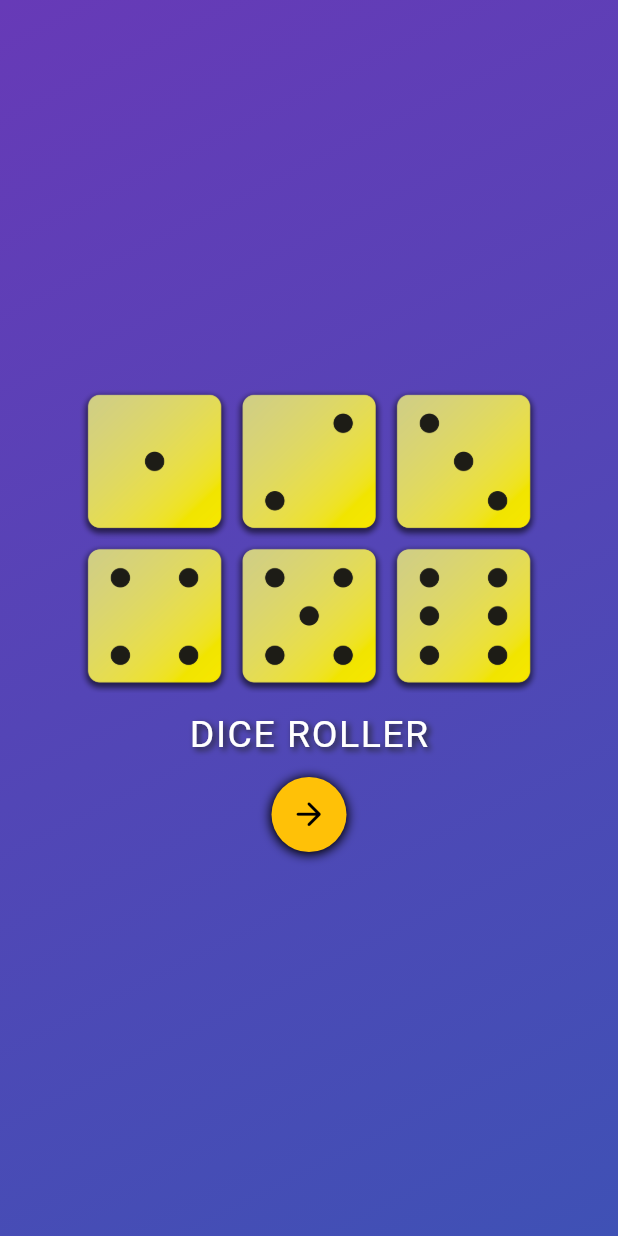
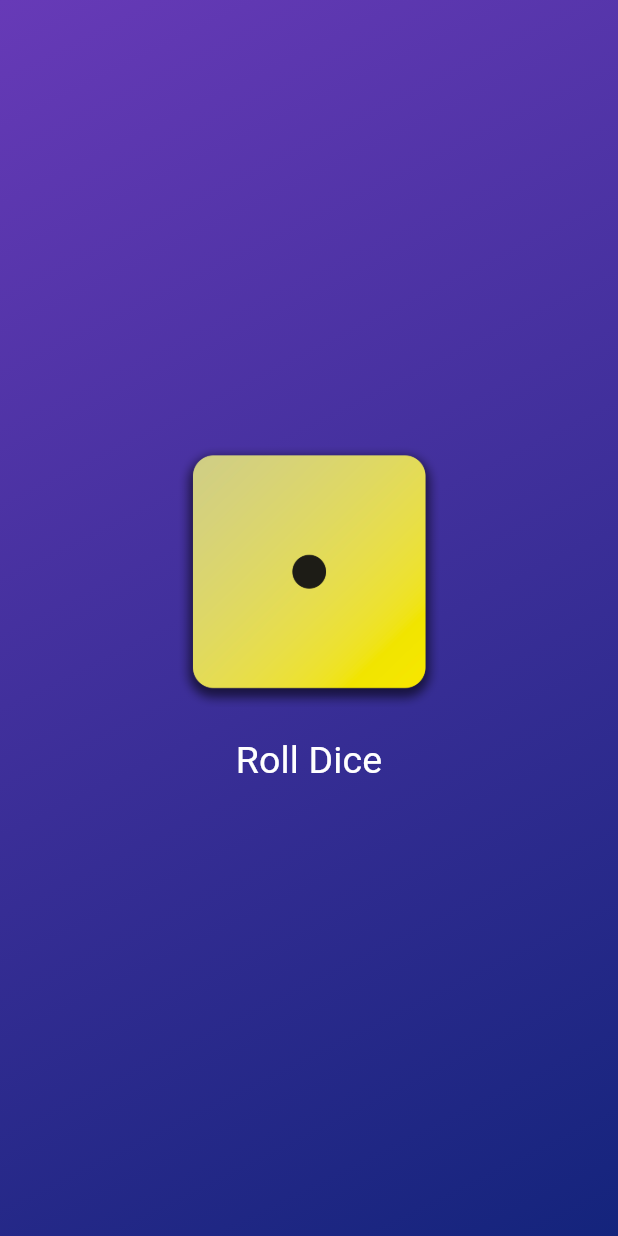
Before and after one commit to ItsTHEAvro/dice_roller, a Flutter app: the screen it shows after launch, after a tap on the "arrow forward" icon, on a phone screen of 412 x 824 dp. Run offline on Flutter 3.47's test engine with Material 3 defaults, Android fonts, the phone set to English and light mode, and no system bars; Roboto replaces fonts that are missing (Times New Roman).

Commit message:
Designed homepage, no interactivity yet

```diff
--- /dev/null
+++ b/lib/view/homepage.dart
@@ -0,0 +1,44 @@
+import 'package:flutter/material.dart';
+
+class Homepage extends StatelessWidget {
+  const Homepage({super.key});
+
+  void rollDice() {}
+
+  @override
+  Widget build(BuildContext context) {
+    return Scaffold(
+      body: Container(
+        width: MediaQuery.sizeOf(context).width,
+        decoration: const BoxDecoration(
+          gradient: LinearGradient(
+            begin: Alignment.topLeft,
+            end: Alignment.bottomRight,
+            colors: [Colors.deepPurple, Color.fromARGB(255, 20, 36, 124)],
+          ),
+        ),
+        child: Column(
+          mainAxisAlignment: MainAxisAlignment.center,
+          crossAxisAlignment: CrossAxisAlignment.center,
+          children: [
+            Image.asset(
+              "assets/images/dice-images/dice-1.png",
+              width: 180,
+            ),
+            const SizedBox(height: 10),
+            TextButton(
+              onPressed: rollDice,
+              child: const Text(
+                "Roll Dice",
+                style: TextStyle(
+                    color: Colors.white,
+                    fontSize: 25,
+                    fontWeight: FontWeight.w400),
+              ),
+            )
+          ],
+        ),
+      ),
+    );
+  }
+}
--- a/lib/view/splash_screen.dart
+++ b/lib/view/splash_screen.dart
@@ -1,3 +1,4 @@
+import 'package:dice_roller/view/homepage.dart';
 import 'package:flutter/material.dart';
 
 class SplashScreen extends StatelessWidget {
@@ -11,7 +12,7 @@ class SplashScreen extends StatelessWidget {
           gradient: LinearGradient(
             begin: Alignment.topLeft,
             end: Alignment.bottomRight,
-            colors: [Colors.deepPurple, Colors.indigo],
+            colors: [Colors.deepPurple, Color.fromARGB(255, 20, 36, 124)],
           ),
         ),
         child: Padding(
@@ -74,27 +75,21 @@ class SplashScreen extends StatelessWidget {
               const SizedBox(
                 height: 10,
               ),
-              Container(
-                decoration:
-                    const BoxDecoration(shape: BoxShape.circle, boxShadow: [
-                  BoxShadow(
-                    color: Colors.black,
-                    blurRadius: 5,
-                    spreadRadius: 1,
-                    offset: Offset(0, 1),
-                  ),
-                ]),
-                child: CircleAvatar(
+              CircleAvatar(
                 backgroundColor: Colors.amber,
                 radius: 25,
                 child: IconButton(
                   iconSize: 25,
-                    onPressed: () {},
+                  onPressed: () {
+                    Navigator.push(
+                      context,
+                      MaterialPageRoute(builder: (context) => const Homepage()),
+                    );
+                  },
                   icon: const Icon(
                     Icons.arrow_forward_rounded,
                   ),
                   color: Colors.black,
-                  ),
                 ),
               )
             ],
```
Lines whose indentation alone changed are shown as unchanged.
